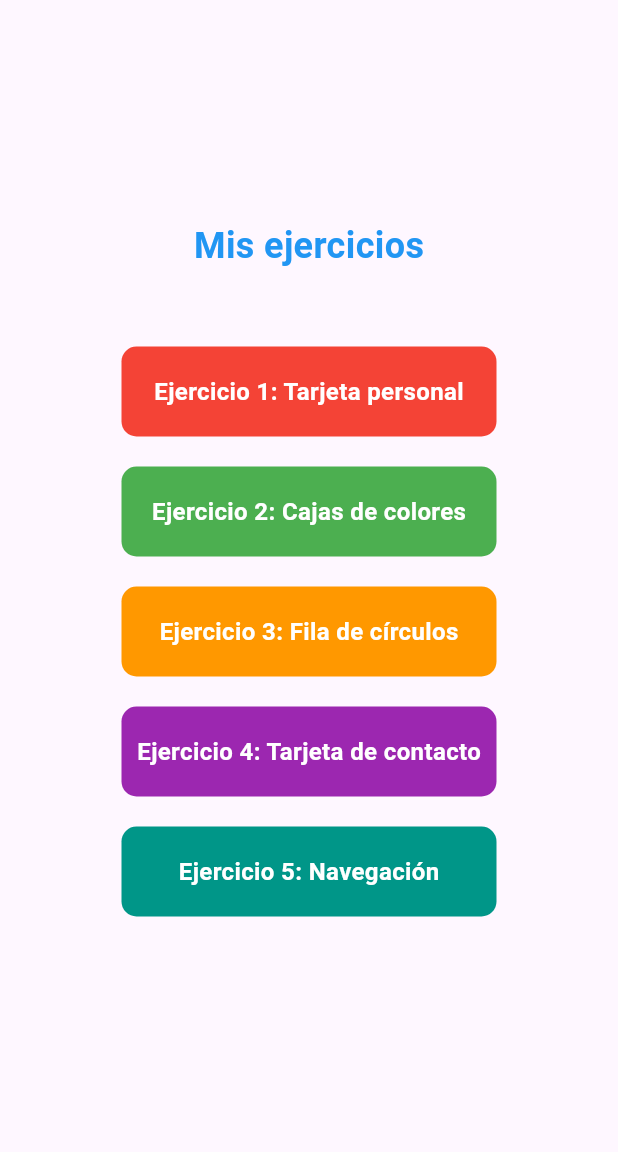
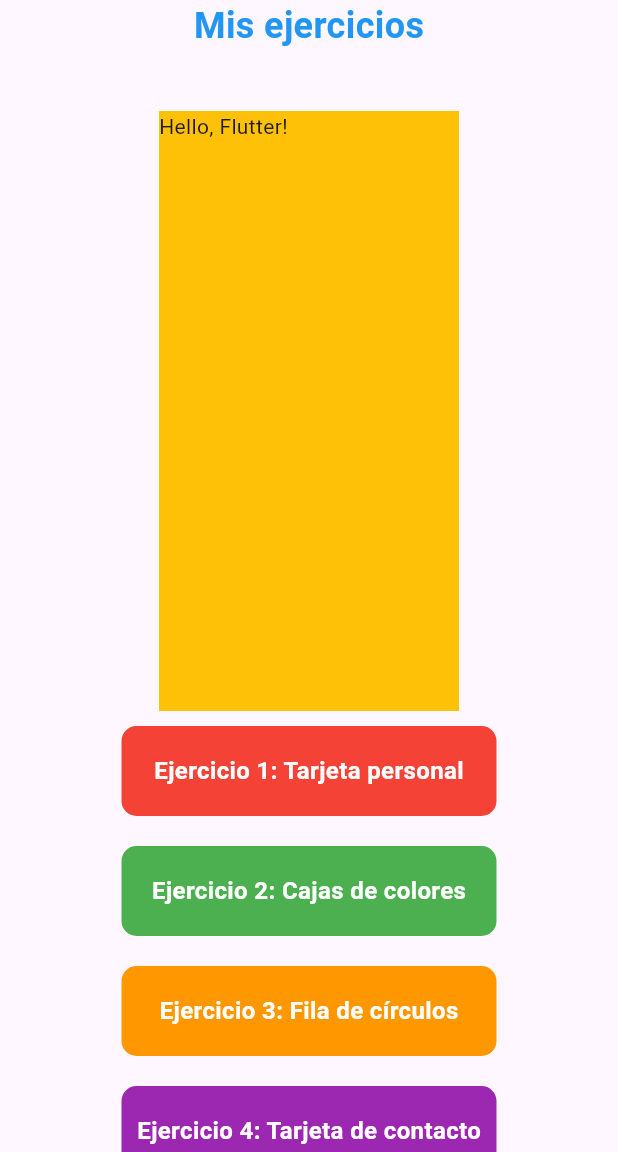
Before and after one commit to JorgeCarreras/Interfaces_Humano_Maquina-Pr-cticas-Joel-L-pez-Jorge-Carreras, a Flutter app: the screen it shows after launch, on a phone screen of 412 x 824 dp, the part 84-1236 px from its top. Run offline on Flutter 3.47's test engine with Material 3 defaults, Android fonts, the phone set to English and light mode, and no system bars.

Commit message:
Primer trasteo con container , probadon que todo funciona con github

```diff
--- a/lib/main.dart
+++ b/lib/main.dart
@@ -10,9 +10,10 @@ class MyApp extends StatelessWidget {
   @override
   Widget build(BuildContext context) {
     return MaterialApp(
-      title: 'Ejercicios Clase - Práctica 1',
+      title: 'Práctica 1',
       theme: ThemeData(primarySwatch: Colors.blue),
       home: MenuPrincipal(),
+
     );
   }
 }
@@ -40,6 +41,12 @@ class MenuPrincipal extends StatelessWidget {
               ),
             ),
             SizedBox(height: 40),
+            Container(
+              color: Colors.amber,
+              width: 200,
+              height: 400,
+              child: const Text('Hello, Flutter!'),
+            ),
 
             // Botón Ejercicio 1
             GestureDetector(
```
